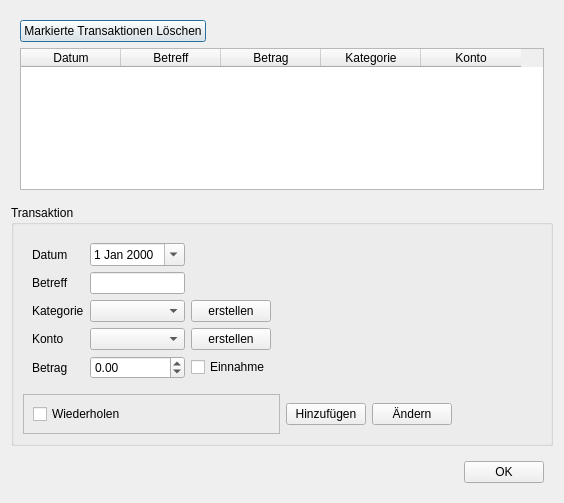
Qt form View/src/main/resources/design/ui/transactiondialog.ui (marcuskraft/DimeDiaryJavaFx) before a commit.
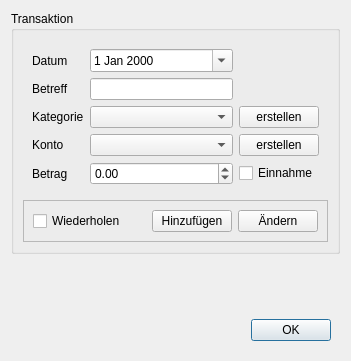
The same form after that commit.

Commit message: modify gui: transaction dialog, dialogs are noe modal

Patch:
```diff
--- a/View/src/main/resources/design/ui/transactiondialog.ui
+++ b/View/src/main/resources/design/ui/transactiondialog.ui
@@ -6,75 +6,71 @@
    <rect>
     <x>0</x>
     <y>0</y>
-    <width>564</width>
-    <height>503</height>
+    <width>351</width>
+    <height>361</height>
    </rect>
   </property>
+  <property name="sizePolicy">
+   <sizepolicy hsizetype="Minimum" vsizetype="Minimum">
+    <horstretch>0</horstretch>
+    <verstretch>0</verstretch>
+   </sizepolicy>
+  </property>
   <property name="windowTitle">
    <string>Transaktion erstellen</string>
   </property>
-  <layout class="QGridLayout" name="gridLayout_8">
+  <property name="modal">
+   <bool>true</bool>
+  </property>
+  <layout class="QGridLayout" name="gridLayout">
+   <property name="sizeConstraint">
+    <enum>QLayout::SetMinimumSize</enum>
+   </property>
    <item row="0" column="0">
     <layout class="QGridLayout" name="gridLayoutMain">
-     <item row="0" column="0">
-      <widget class="QWidget" name="widgetOverview" native="true">
+     <property name="sizeConstraint">
+      <enum>QLayout::SetDefaultConstraint</enum>
+     </property>
+     <item row="2" column="0">
+      <widget class="QWidget" name="widgetOK" native="true">
        <layout class="QGridLayout" name="gridLayout_3">
-        <item row="0" column="0">
-         <widget class="QPushButton" name="pushButtonDelete">
+        <item row="1" column="0">
+         <spacer name="horizontalSpacer">
+          <property name="orientation">
+           <enum>Qt::Horizontal</enum>
+          </property>
+          <property name="sizeHint" stdset="0">
+           <size>
+            <width>40</width>
+            <height>20</height>
+           </size>
+          </property>
+         </spacer>
+        </item>
+        <item row="1" column="1">
+         <widget class="QPushButton" name="pushButtonOK">
           <property name="text">
-           <string>Markierte Transaktionen Löschen</string>
+           <string>OK</string>
           </property>
          </widget>
         </item>
         <item row="0" column="1">
          <spacer name="horizontalSpacer_3">
           <property name="orientation">
-           <enum>Qt::Horizontal</enum>
+           <enum>Qt::Vertical</enum>
           </property>
           <property name="sizeHint" stdset="0">
            <size>
-            <width>40</width>
-            <height>20</height>
+            <width>20</width>
+            <height>40</height>
            </size>
           </property>
          </spacer>
         </item>
-        <item row="1" column="0" rowspan="2" colspan="2">
-         <widget class="QTableWidget" name="tableTransactions">
-          <property name="selectionBehavior">
-           <enum>QAbstractItemView::SelectRows</enum>
-          </property>
-          <column>
-           <property name="text">
-            <string>Datum</string>
-           </property>
-          </column>
-          <column>
-           <property name="text">
-            <string>Betreff</string>
-           </property>
-          </column>
-          <column>
-           <property name="text">
-            <string>Betrag</string>
-           </property>
-          </column>
-          <column>
-           <property name="text">
-            <string>Kategorie</string>
-           </property>
-          </column>
-          <column>
-           <property name="text">
-            <string>Konto</string>
-           </property>
-          </column>
-         </widget>
-        </item>
        </layout>
       </widget>
      </item>
-     <item row="1" column="0">
+     <item row="0" column="0">
       <widget class="QGroupBox" name="groupBoxTransaction">
        <property name="title">
         <string>Transaktion</string>
@@ -180,9 +176,30 @@
           <property name="frameShadow">
            <enum>QFrame::Raised</enum>
           </property>
-          <layout class="QGridLayout" name="gridLayout_6">
+          <layout class="QGridLayout" name="gridLayout_4">
+           <item row="0" column="3">
+            <widget class="QPushButton" name="pushButtonModify">
+             <property name="text">
+              <string>Ändern</string>
+             </property>
+            </widget>
+           </item>
+           <item row="0" column="0">
+            <widget class="QCheckBox" name="checkBoxIterate">
+             <property name="text">
+              <string>Wiederholen</string>
+             </property>
+            </widget>
+           </item>
+           <item row="0" column="2">
+            <widget class="QPushButton" name="pushButtonAdd">
+             <property name="text">
+              <string>Hinzufügen</string>
+             </property>
+            </widget>
+           </item>
            <item row="0" column="1">
-            <spacer name="horizontalSpacer_4">
+            <spacer name="horizontalSpacer_2">
              <property name="orientation">
               <enum>Qt::Horizontal</enum>
              </property>
@@ -194,78 +211,14 @@
              </property>
             </spacer>
            </item>
-           <item row="0" column="0">
-            <widget class="QCheckBox" name="checkBoxIterate">
-             <property name="text">
-              <string>Wiederholen</string>
-             </property>
-            </widget>
-           </item>
           </layout>
          </widget>
         </item>
-        <item row="1" column="2">
-         <spacer name="horizontalSpacer_2">
-          <property name="orientation">
-           <enum>Qt::Horizontal</enum>
-          </property>
-          <property name="sizeHint" stdset="0">
-           <size>
-            <width>349</width>
-            <height>20</height>
-           </size>
-          </property>
-         </spacer>
-        </item>
-        <item row="1" column="1">
-         <layout class="QHBoxLayout" name="horizontalLayout">
-          <item>
-           <widget class="QPushButton" name="pushButtonAdd">
-            <property name="text">
-             <string>Hinzufügen</string>
-            </property>
-           </widget>
-          </item>
-          <item>
-           <widget class="QPushButton" name="pushButtonModify">
-            <property name="text">
-             <string>Ändern</string>
-            </property>
-           </widget>
-          </item>
-         </layout>
-        </item>
        </layout>
       </widget>
      </item>
     </layout>
    </item>
-   <item row="1" column="0">
-    <widget class="QWidget" name="widget_4" native="true">
-     <layout class="QGridLayout" name="gridLayout">
-      <item row="0" column="1">
-       <widget class="QPushButton" name="pushButtonOK">
-        <property name="text">
-         <string>OK</string>
-        </property>
-       </widget>
-      </item>
-      <item row="0" column="0">
-       <spacer name="horizontalSpacer">
-        <property name="orientation">
-         <enum>Qt::Horizontal</enum>
-        </property>
-        <property name="sizeHint" stdset="0">
-         <size>
-          <width>40</width>
-          <height>20</height>
-         </size>
-        </property>
-       </spacer>
-      </item>
-     </layout>
-    </widget>
-   </item>
   </layout>
  </widget>
  <tabstops>
```
Left out of the diff: 14 changed lines with no effect on the pictures. The commit also changes 26 other files.
